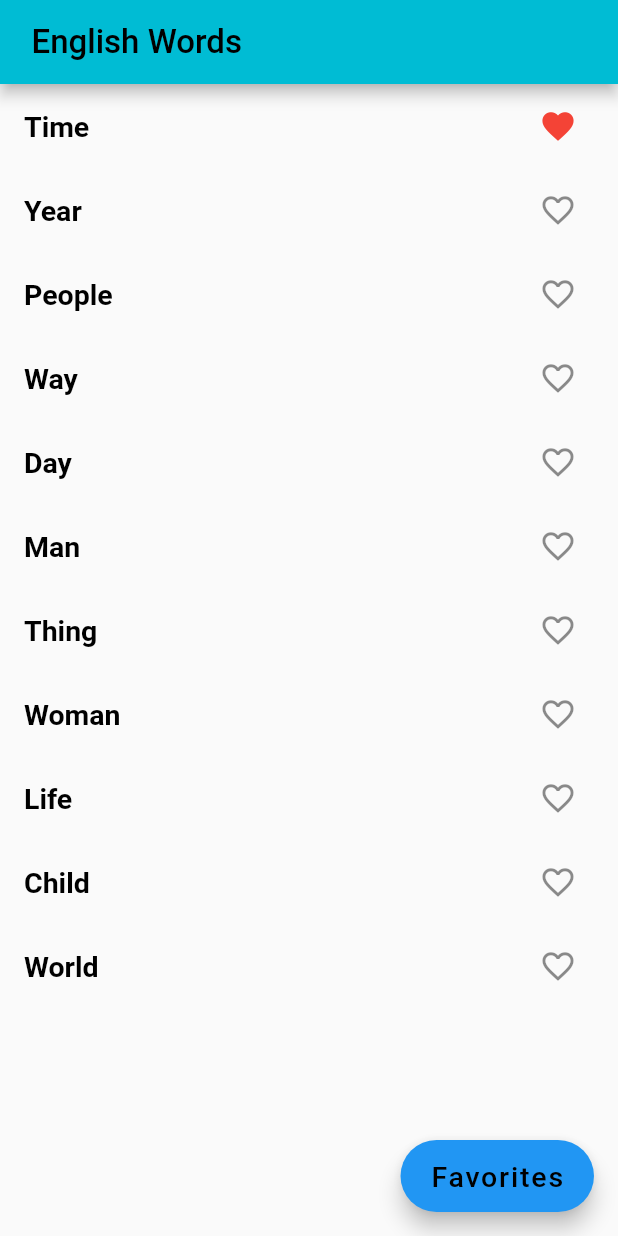
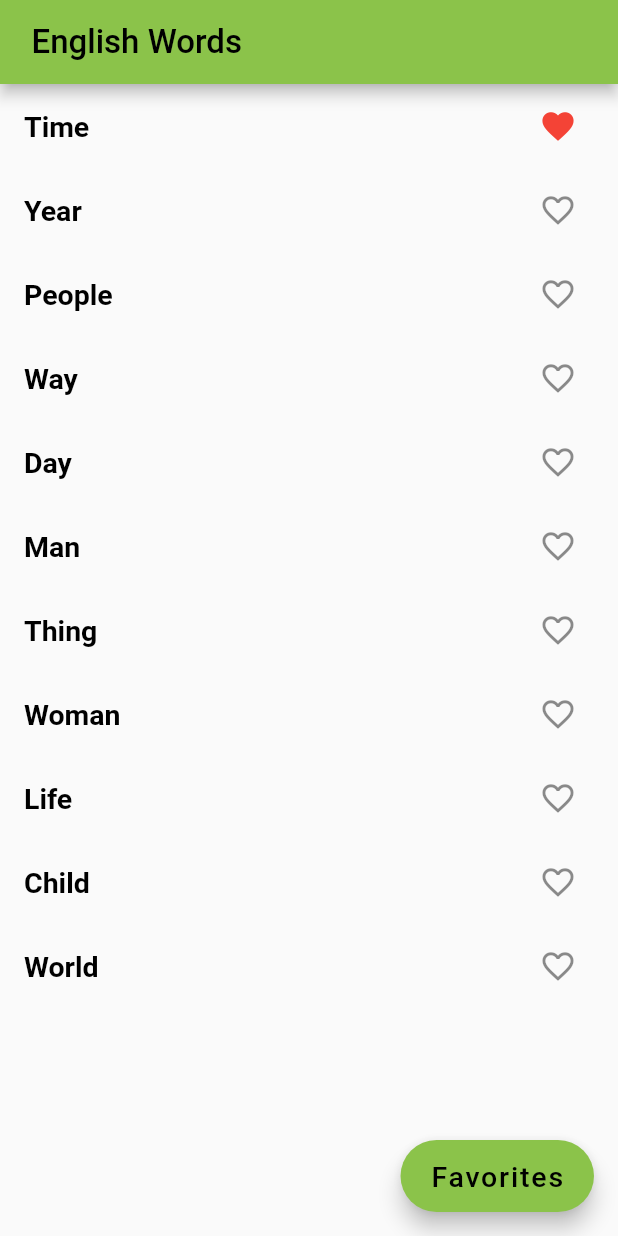
Before and after one commit to NidhinAjay/Provider_Favourite_List, a Flutter app: the screen it shows after launch, after a tap on the "favorite outline" icon, on a phone screen of 412 x 824 dp. Run offline on Flutter 3.47's test engine with Material 2 defaults, Android fonts, the phone set to English and light mode, and no system bars.

Commit message:
first edit

```diff
--- a/lib/main.dart
+++ b/lib/main.dart
@@ -7,6 +7,7 @@ void main() {
   runApp(ChangeNotifierProvider(
     create: ((context) => MyProvider()),
     child: MaterialApp(
+      theme: ThemeData(primarySwatch: Colors.lightGreen),
       home: const English(),
       debugShowCheckedModeBanner: false,
     ),
@@ -35,7 +36,6 @@ class English extends StatelessWidget {
 
     return Scaffold(
       appBar: AppBar(
-        backgroundColor: Colors.cyan,
         title: Padding(
           padding: const EdgeInsets.symmetric(horizontal: 5),
           child: Text(
```
Also changed, not shown: lib/second_page.dart (+11 -2 lines).
